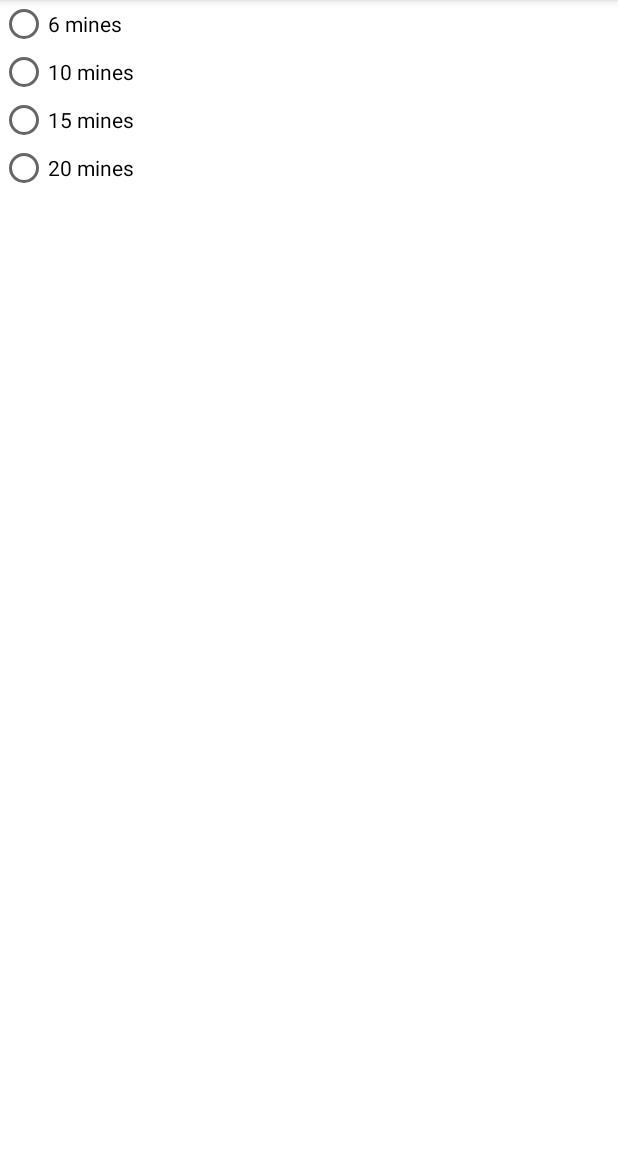
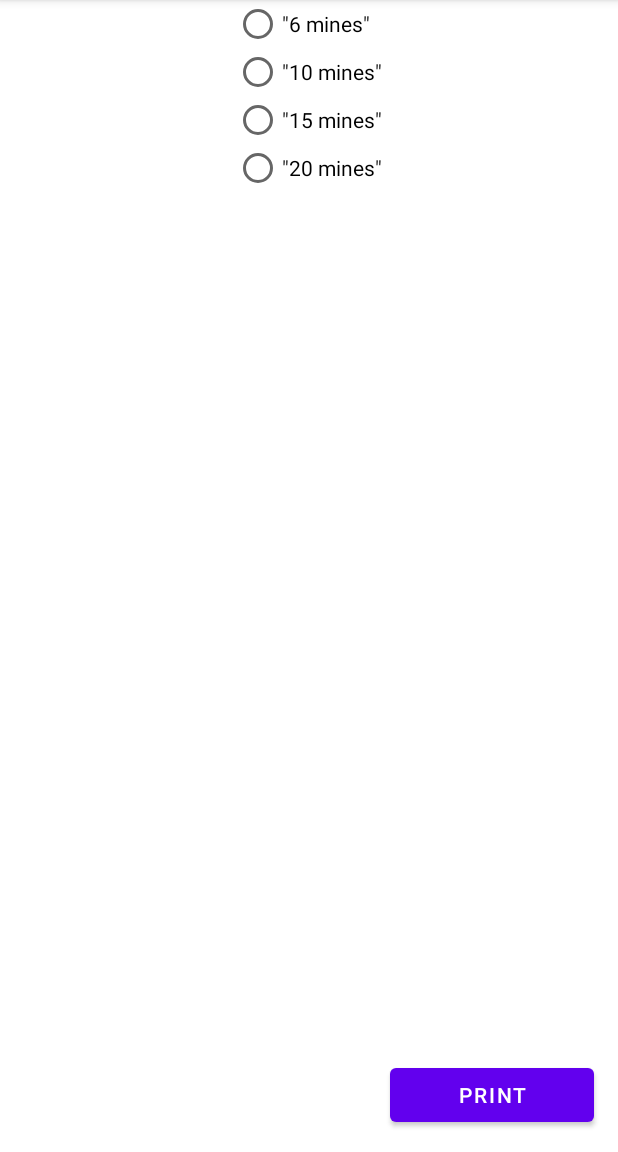
Before and after one commit to ethanchou128/pokeSweeper, an Android app: the Settings screen opened directly, with no data from a screen before it, on a phone screen of 412 x 824 dp, the part 84-1236 px from its top. Run offline under Robolectric (Android 15) with nearby library versions, the phone set to English and light mode, and no system bars.

Commit message:
added testing click listeners and implemented blueprint for second radio group

```diff
--- a/app/src/main/java/cmpt276/as3/assignment3/Settings.java
+++ b/app/src/main/java/cmpt276/as3/assignment3/Settings.java
@@ -5,8 +5,11 @@ import androidx.appcompat.app.AppCompatActivity;
 import android.content.Context;
 import android.content.Intent;
 import android.os.Bundle;
+import android.view.View;
+import android.widget.Button;
 import android.widget.RadioButton;
 import android.widget.RadioGroup;
+import android.widget.Toast;
 
 public class Settings extends AppCompatActivity {
 
@@ -16,6 +19,23 @@ public class Settings extends AppCompatActivity {
         setContentView(R.layout.activity_settings);
 
         createRadioButtons();
+        setupPrintSelectedButton();
+    }
+
+    private void setupPrintSelectedButton() {
+        Button numSelectBtn = findViewById(R.id.findSelected);
+        numSelectBtn.setOnClickListener(new View.OnClickListener() {
+            @Override
+            public void onClick(View view) {
+                RadioGroup minesGroup = findViewById(R.id.radio_group_num_mines);
+                int idOfSelected = minesGroup.getCheckedRadioButtonId();
+                RadioButton radioButton = findViewById(idOfSelected);
+                String message = radioButton.getText().toString();
+
+                Toast.makeText(Settings.this, "Selected button's text is " + message, Toast.LENGTH_SHORT)
+                        .show();
+            }
+        });
     }
 
     private void createRadioButtons() {
@@ -26,12 +46,19 @@ public class Settings extends AppCompatActivity {
         int[] numMinesOptions = getResources().getIntArray(R.array.num_of_mines);
 
         for(int i = 0; i < numMinesOptions.length; i++) {
-            int numMines = numMinesOptions[i];
+            final int numMines = numMinesOptions[i];
 
             RadioButton button = new RadioButton(this);
-            button.setText(numMines + " mines");
+            button.setText(getString(R.string.mines, numMines));
 
             //set on click callback
+            button.setOnClickListener(new View.OnClickListener() {
+                @Override
+                public void onClick(View view) {
+                    Toast.makeText(Settings.this, "You clicked " + numMines, Toast.LENGTH_SHORT)
+                            .show();
+                }
+            });
             //add to radio group
             minesGroup.addView(button);
         }
--- a/app/src/main/res/layout/activity_settings.xml
+++ b/app/src/main/res/layout/activity_settings.xml
@@ -3,13 +3,41 @@
     xmlns:app="http://schemas.android.com/apk/res-auto"
     xmlns:tools="http://schemas.android.com/tools"
     android:layout_width="match_parent"
-    android:layout_height="wrap_content"
+    android:layout_height="match_parent"
     tools:context=".Settings">
 
     <RadioGroup
         android:id="@+id/radio_group_num_mines"
-        android:layout_width="match_parent"
+        android:layout_width="200dp"
         android:layout_height="match_parent"
-        tools:layout_editor_absoluteX="131dp"
-        tools:layout_editor_absoluteY="90dp" />
+        android:layout_marginStart="156dp"
+        android:layout_marginLeft="156dp"
+        app:layout_constraintBottom_toBottomOf="parent"
+        app:layout_constraintStart_toStartOf="parent"
+        app:layout_constraintTop_toTopOf="parent"
+        app:layout_constraintVertical_bias="0.0">
+
+    </RadioGroup>
+
+    <RadioGroup
+        android:id="@+id/radio_group_num_panels"
+        android:layout_width="200dp"
+        android:layout_height="match_parent"
+        app:layout_constraintEnd_toEndOf="parent"
+        app:layout_constraintHorizontal_bias="0.065"
+        app:layout_constraintStart_toEndOf="@+id/radio_group_num_mines"
+        tools:layout_editor_absoluteY="0dp" />
+
+    <Button
+        android:id="@+id/findSelected"
+        android:layout_width="136dp"
+        android:layout_height="48dp"
+        android:layout_marginEnd="16dp"
+        android:layout_marginRight="16dp"
+        android:text="Print"
+        app:layout_constraintBottom_toBottomOf="parent"
+        app:layout_constraintEnd_toEndOf="parent"
+        app:layout_constraintTop_toTopOf="parent"
+        app:layout_constraintVertical_bias="0.981" />
+
 </androidx.constraintlayout.widget.ConstraintLayout>
--- a/app/src/main/res/values/strings.xml
+++ b/app/src/main/res/values/strings.xml
@@ -1,4 +1,5 @@
 <resources>
     <string name="app_name">Assignment3</string>
     <string name="by_ethan_nick"><![CDATA[By Ethan & Nick]]></string>
+    <string name="mines">\"%1$d mines\"</string>
 </resources>
```
